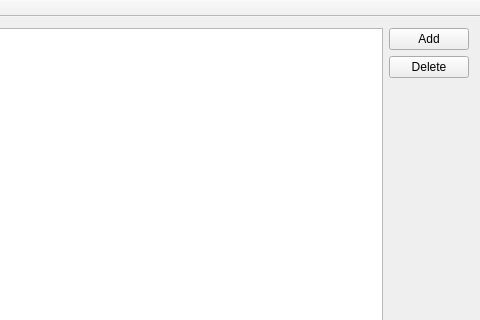
This is addressbook.ui in ValeriaNaldi/QTTest as Qt 5 draws it before an edit; both pictures show x 126 to 606 and y 0 to 320 of the 606 by 418 pixel window. The edited form follows.
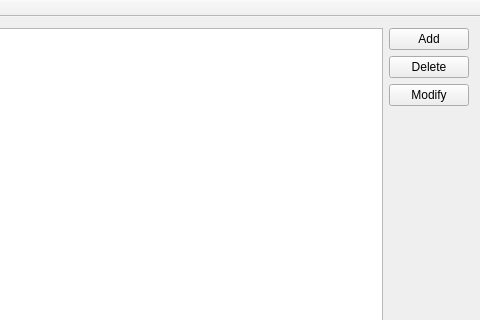
This is the edited form.

```diff
--- a/addressbook.ui
+++ b/addressbook.ui
@@ -34,6 +34,13 @@
         </property>
        </widget>
       </item>
+      <item>
+       <widget class="QPushButton" name="pushButton_3">
+        <property name="text">
+         <string>Modify</string>
+        </property>
+       </widget>
+      </item>
       <item>
        <spacer name="verticalSpacer">
         <property name="orientation">
```
